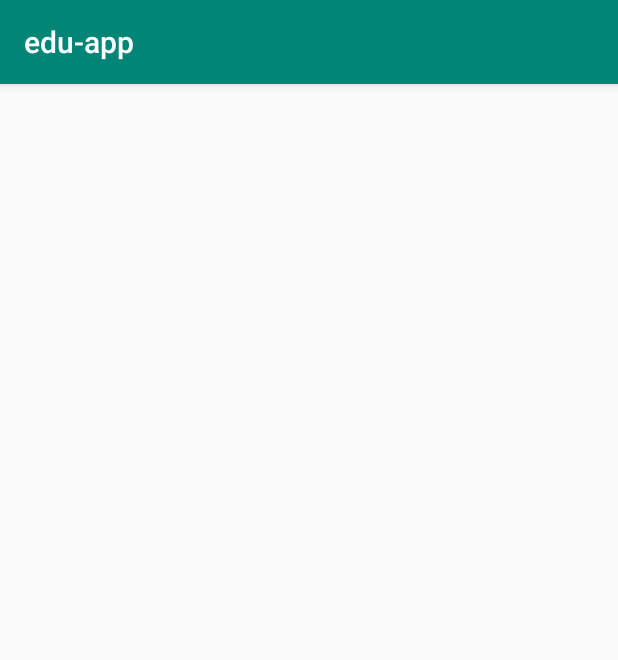
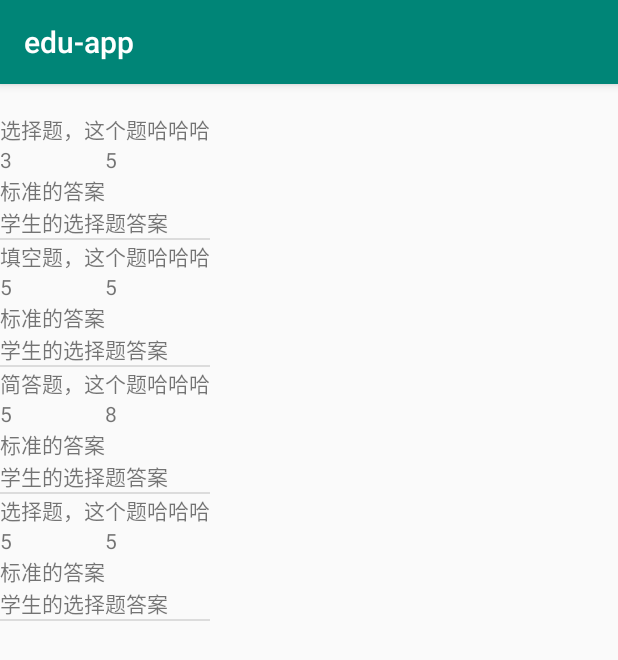
Before and after one commit to lyh-ADT/edu-app, an Android app: the activityLookExam screen opened directly, with no data from a screen before it, on a phone screen of 412 x 824 dp. Shown: the top 660 px of the screen. Run offline under Robolectric (Android 15) with nearby library versions, the phone set to English and light mode, and no system bars.

Commit message:
# 完成看习题，展示所有题目的视图

```diff
--- a/app/src/main/java/com/edu_app/controller/student/practice/BrowseExercisesController.java
+++ b/app/src/main/java/com/edu_app/controller/student/practice/BrowseExercisesController.java
@@ -10,6 +10,10 @@ import com.edu_app.model.Practice;
 import com.edu_app.view.student.pracitce.activityDoExam;
 import com.edu_app.view.student.pracitce.activityLookExam;
 
+/**
+ *
+ * 控制某个试题是跳转看试题，还是做试题
+ */
 public class BrowseExercisesController implements View.OnClickListener {
     private AppCompatActivity activity;
     private Practice practice;
@@ -26,11 +30,9 @@ public class BrowseExercisesController implements View.OnClickListener {
         bundle.putSerializable("data",practice);
         intent.putExtras(bundle);
         if (true) {
+            activity.startActivity(intent.setClass(activity, activityLookExam.class));
+        } else {
             activity.startActivity(intent.setClass(activity, activityDoExam.class));
-
-
-        } else {
-            activity.startActivity(intent.setClass(activity, activityLookExam.class));
         }
     }
     public void setData(Practice practice){
--- a/app/src/main/java/com/edu_app/controller/student/practice/DoChoiceViewHolder.java
+++ b/app/src/main/java/com/edu_app/controller/student/practice/DoChoiceViewHolder.java
@@ -10,8 +10,17 @@ import androidx.recyclerview.widget.RecyclerView;
 import com.edu_app.R;
 
 public class DoChoiceViewHolder extends RecyclerView.ViewHolder {
-    public TextView examtext;
-    public RadioGroup radiogroup;
+    private TextView examtext;
+    private RadioGroup radiogroup;
+
+    public TextView getExamtext() {
+        return examtext;
+    }
+
+    public RadioGroup getRadiogroup() {
+        return radiogroup;
+    }
+
     public DoChoiceViewHolder(@NonNull View itemView) {
         super(itemView);
         examtext=itemView.findViewById(R.id.practicePage_practice_doExam_choiceView);
--- a/app/src/main/java/com/edu_app/controller/student/practice/DoExamAdapter.java
+++ b/app/src/main/java/com/edu_app/controller/student/practice/DoExamAdapter.java
@@ -8,7 +8,6 @@ import android.view.View;
 import android.view.ViewGroup;
 import android.widget.RadioButton;
 import android.widget.RadioGroup;
-import android.widget.TextView;
 
 import androidx.annotation.NonNull;
 import androidx.recyclerview.widget.RecyclerView;
@@ -20,6 +19,10 @@ import java.util.HashMap;
 import java.util.List;
 import java.util.Map;
 
+/**
+ *
+ * 做题时，展示所有的题目适配器
+ */
 public class DoExamAdapter extends RecyclerView.Adapter<RecyclerView.ViewHolder> {
     private final Context context;
     private List<Question> questions;
@@ -36,7 +39,6 @@ public class DoExamAdapter extends RecyclerView.Adapter<RecyclerView.ViewHolder>
         this.questions = questions;
     }
     public class ViewHolder extends RecyclerView.ViewHolder{
-        private TextView examtext;
         public ViewHolder(@NonNull View itemView) {
             super(itemView);
         }
@@ -63,8 +65,8 @@ public class DoExamAdapter extends RecyclerView.Adapter<RecyclerView.ViewHolder>
     public void onBindViewHolder(@NonNull RecyclerView.ViewHolder holder, final int position) {
         Question question = questions.get(position);
         if(holder instanceof DoFillViewHolder){
-            ((DoFillViewHolder) holder).examtext.setText(question.getOrderNumber()+":"+question.getQuestion());
-            ((DoFillViewHolder) holder).answer.addTextChangedListener(new TextWatcher() {
+            ((DoFillViewHolder) holder).getExamtext().setText(question.getOrderNumber()+":"+question.getQuestion());
+            ((DoFillViewHolder) holder).getAnswerEdit().addTextChangedListener(new TextWatcher() {
                 @Override
                 public void beforeTextChanged(CharSequence s, int start, int count, int after) {
 
@@ -83,8 +85,8 @@ public class DoExamAdapter extends RecyclerView.Adapter<RecyclerView.ViewHolder>
                 }
             });
         }else if(holder instanceof DoChoiceViewHolder){
-            ((DoChoiceViewHolder) holder).examtext.setText(question.getOrderNumber()+":"+question.getQuestion());
-            ((DoChoiceViewHolder) holder).radiogroup.setOnCheckedChangeListener(new RadioGroup.OnCheckedChangeListener() {
+            ((DoChoiceViewHolder) holder).getExamtext().setText(question.getOrderNumber()+":"+question.getQuestion());
+            ((DoChoiceViewHolder) holder).getRadiogroup().setOnCheckedChangeListener(new RadioGroup.OnCheckedChangeListener() {
                 @Override
                 public void onCheckedChanged(RadioGroup group, int checkedId) {
                     String radio =  ((RadioButton)group.findViewById(checkedId)).getText().toString();
@@ -93,8 +95,8 @@ public class DoExamAdapter extends RecyclerView.Adapter<RecyclerView.ViewHolder>
                 }
             });
         }else if(holder instanceof DoShortAnswerViewHolder){
-            ((DoShortAnswerViewHolder) holder).examtext.setText(question.getOrderNumber()+":"+question.getQuestion());
-            ((DoShortAnswerViewHolder) holder).answer.addTextChangedListener(new TextWatcher() {
+            ((DoShortAnswerViewHolder) holder).getExamtext().setText(question.getOrderNumber()+":"+question.getQuestion());
+            ((DoShortAnswerViewHolder) holder).getAnswerEdit().addTextChangedListener(new TextWatcher() {
                 @Override
                 public void beforeTextChanged(CharSequence s, int start, int count, int after) {
 
--- a/app/src/main/java/com/edu_app/controller/student/practice/DoFillViewHolder.java
+++ b/app/src/main/java/com/edu_app/controller/student/practice/DoFillViewHolder.java
@@ -10,12 +10,19 @@ import androidx.recyclerview.widget.RecyclerView;
 import com.edu_app.R;
 
 public class DoFillViewHolder extends RecyclerView.ViewHolder {
-    public TextView examtext;
-    public EditText answer;
+    private TextView examtext;
+    private EditText answeredit;
     public DoFillViewHolder(@NonNull View itemView) {
         super(itemView);
         examtext=itemView.findViewById(R.id.practicePage_practice_doExam_fillView);
-        answer =itemView.findViewById(R.id.practicePage_practice_doExam_fillEditText);
+        answeredit =itemView.findViewById(R.id.practicePage_practice_doExam_fillEditText);
 
     }
+    public TextView getExamtext() {
+        return examtext;
+    }
+
+    public EditText getAnswerEdit() {
+        return answeredit;
+    }
 }
--- a/app/src/main/java/com/edu_app/controller/student/practice/DoShortAnswerViewHolder.java
+++ b/app/src/main/java/com/edu_app/controller/student/practice/DoShortAnswerViewHolder.java
@@ -10,11 +10,18 @@ import androidx.recyclerview.widget.RecyclerView;
 import com.edu_app.R;
 
 public class DoShortAnswerViewHolder extends RecyclerView.ViewHolder {
-    public TextView examtext;
-    public EditText answer;
+    private TextView examtext;
+    private EditText answeredit;
     public DoShortAnswerViewHolder(@NonNull View itemView) {
         super(itemView);
         examtext=itemView.findViewById(R.id.practicePage_practice_doExam_shortAnswerView);
-        answer =itemView.findViewById(R.id.practicePage_practice_doExam_shortAnswerEditText);
+        answeredit =itemView.findViewById(R.id.practicePage_practice_doExam_shortAnswerEditText);
+    }
+    public TextView getExamtext() {
+        return examtext;
+    }
+
+    public EditText getAnswerEdit() {
+        return answeredit;
     }
 }
--- a/app/src/main/java/com/edu_app/controller/student/practice/ExamAdapter.java
+++ b/app/src/main/java/com/edu_app/controller/student/practice/ExamAdapter.java
@@ -14,6 +14,10 @@ import com.edu_app.model.Practice;
 
 import java.util.ArrayList;
 
+/**
+ *
+ * 展示所有的练习题的适配器
+ */
 public class ExamAdapter extends RecyclerView.Adapter<ExamAdapter.ViewHolder> {
     private final Context context;
     private ArrayList<Practice> practicelist;
--- /dev/null
+++ b/app/src/main/java/com/edu_app/controller/student/practice/LookExamAdapter.java
@@ -0,0 +1,76 @@
+package com.edu_app.controller.student.practice;
+
+import android.content.Context;
+import android.util.Log;
+import android.view.View;
+import android.view.ViewGroup;
+import android.widget.TextView;
+
+import androidx.annotation.NonNull;
+import androidx.recyclerview.widget.RecyclerView;
+
+import com.edu_app.R;
+
+import java.util.Map;
+
+/**
+ *
+ * 查看习题的适配器
+ */
+public class LookExamAdapter extends RecyclerView.Adapter<LookExamAdapter.ViewHolder> {
+    private Context context;
+//    本次测试得分
+    private Integer examscore;
+    /**
+     * 返回的数据包括试卷总体信息，以及详细题目，学生的答案，正确答案，学生每题得分
+     * {practiceInfo:{练习id:"",本次总分:""...},everyQuestion:{题号:"1",问题:"question",学生答案:"stu_answer",学生分数:"",此题满分:""...}...}
+     */
+    private Map<String,Map<String, String>> questionAnswerScore;
+
+    public LookExamAdapter(Context context, Map<String,Map<String, String>> questionAnswerScore) {
+        this.context = context;
+        this.questionAnswerScore = questionAnswerScore;
+    }
+
+    public class ViewHolder extends RecyclerView.ViewHolder {
+        private TextView questiontext;
+        private TextView stu_answertext;
+        private TextView right_answertext;
+//        学生本题得分
+        private TextView stuscore;
+//        本题满分
+        private TextView fullscore;
+        public ViewHolder(@NonNull View itemView) {
+            super(itemView);
+            questiontext = itemView.findViewById(R.id.practicePage_practice_lookexam_question);
+            stu_answertext = itemView.findViewById(R.id.practicePage_practice_lookexam_stuanswer);
+            right_answertext = itemView.findViewById(R.id.practicePage_practice_lookexam_rightanswer);
+            stuscore = itemView.findViewById(R.id.practicePage_practice_lookexam_stuscore);
+            fullscore = itemView.findViewById(R.id.practicePage_practice_lookexam_fullscore);
+
+        }
+    }
+
+    @NonNull
+    @Override
+    public LookExamAdapter.ViewHolder onCreateViewHolder(@NonNull ViewGroup parent, int viewType) {
+        View itemView = View.inflate(context, R.layout.activity_stu_practice_lookexam_item, null);
+        return new ViewHolder(itemView);
+    }
+
+    @Override
+    public void onBindViewHolder(@NonNull LookExamAdapter.ViewHolder holder, int position) {
+        Log.e("error",questionAnswerScore.keySet().toString());
+        Map<String,String> questionDetail = questionAnswerScore.get(String.valueOf(position+1));
+        holder.questiontext.setText(questionDetail.get("question").toString());
+        holder.stuscore.setText(questionDetail.get("stuscore").toString());
+        holder.fullscore.setText(questionDetail.get("fullscore").toString());
+        holder.stu_answertext.setText(questionDetail.get("stu_answer").toString());
+        holder.right_answertext.setText(questionDetail.get("right_answer").toString());
+    }
+
+    @Override
+    public int getItemCount() {
+        return questionAnswerScore.size();
+    }
+}
--- /dev/null
+++ b/app/src/main/java/com/edu_app/controller/student/practice/LookExamController.java
@@ -0,0 +1,114 @@
+package com.edu_app.controller.student.practice;
+
+import android.content.Context;
+import android.content.DialogInterface;
+import android.widget.Button;
+
+import androidx.appcompat.app.AlertDialog;
+import androidx.appcompat.app.AppCompatActivity;
+import androidx.recyclerview.widget.DividerItemDecoration;
+import androidx.recyclerview.widget.LinearLayoutManager;
+import androidx.recyclerview.widget.RecyclerView;
+
+import com.edu_app.R;
+import com.edu_app.model.Practice;
+
+import java.util.HashMap;
+import java.util.Map;
+
+/**
+ *
+ * 控制查看练习题的页面
+ */
+public class LookExamController{
+    private final AppCompatActivity activity;
+    private Practice practice;
+    private RecyclerView recycler;
+    private Button bu_sumbmit;
+    private LookExamAdapter adapter;
+    /**
+     * 服务器返回的数据包括试卷总体信息，以及详细题目，学生的答案，正确答案，学生每题得分
+     * {practiceInfo:{练习id:"",本次总分:""...},everyQuestion:{题号:"1",问题:"question",学生答案:"stu_answer",学生分数:"",此题满分:""...}...}
+     */
+    private Map<String,Map<String, String>> everyQuestionDetail;
+    private Map<String,String> practiceInfo;
+    public LookExamController(AppCompatActivity activity) {
+        this.activity = activity;
+    }
+
+    public void setView() {
+        activity.setContentView(R.layout.activity_stu_practice_lookexam_recycler);
+        everyQuestionDetail = (HashMap)getAllData().get("everyQuestionDetail");
+        recycler = (RecyclerView) activity.findViewById(R.id.practicePage_practice_lookexam_recycler);
+        recycler.setLayoutManager(new LinearLayoutManager(activity,LinearLayoutManager.VERTICAL, false));
+        adapter = new LookExamAdapter(activity, everyQuestionDetail);
+        recycler.setAdapter(adapter);
+//        添加分割线
+        recycler.addItemDecoration(new DividerItemDecoration(activity,DividerItemDecoration.VERTICAL));
+    }
+
+
+    public Map getAllData() {
+// TODO:从服务器获取返回所需要的所有数据,根据uid和练习id
+        Map map = new HashMap();
+        Map map1 = new HashMap();
+        map1.put("练习id","20200209");
+        map1.put("总分","90");
+        map.put("practiceInfo",map1);
+
+        Map map2 = new HashMap();
+        Map map21 = new HashMap();
+        Map map22 = new HashMap();
+        Map map23 = new HashMap();
+        Map map24 = new HashMap();
+
+        map21.put("question","选择题，这个题哈哈哈");
+        map21.put("stuscore","3");
+        map21.put("fullscore","5");
+        map21.put("stu_answer","学生的选择题答案");
+        map21.put("right_answer","标准的答案");
+        map2.put("1",map21);
+
+        map22.put("question","填空题，这个题哈哈哈");
+        map22.put("stuscore","5");
+        map22.put("fullscore","5");
+        map22.put("stu_answer","学生的选择题答案");
+        map22.put("right_answer","标准的答案");
+        map2.put("2",map22);
+
+        map23.put("question","简答题，这个题哈哈哈");
+        map23.put("stuscore","5");
+        map23.put("fullscore","8");
+        map23.put("stu_answer","学生的选择题答案");
+        map23.put("right_answer","标准的答案");
+        map2.put("3",map23);
+
+        map24.put("question","选择题，这个题哈哈哈");
+        map24.put("stuscore","5");
+        map24.put("fullscore","5");
+        map24.put("stu_answer","学生的选择题答案");
+        map24.put("right_answer","标准的答案");
+        map2.put("4",map24);
+        map.put("everyQuestionDetail",map2);
+        return map;
+    }
+
+    public void setKeyDown() {
+        AlertDialog.Builder dialog = new AlertDialog.Builder((Context) activity);
+        dialog.setTitle("退出提示");
+        dialog.setMessage("确认退出查看练习吗？");
+        dialog.setPositiveButton("确认", new DialogInterface.OnClickListener() {
+            @Override
+            public void onClick(DialogInterface dialog, int which) {
+                activity.finish();
+            }
+        });
+        dialog.setNegativeButton("取消", new DialogInterface.OnClickListener() {
+            @Override
+            public void onClick(DialogInterface dialog, int which) {
+                dialog.dismiss();
+            }
+        });
+        dialog.show();
+    }
+}
--- a/app/src/main/java/com/edu_app/controller/student/practice/OnItemClickListener.java
+++ b/app/src/main/java/com/edu_app/controller/student/practice/OnItemClickListener.java
@@ -2,6 +2,10 @@ package com.edu_app.controller.student.practice;
 
 import android.view.View;
 
+/**
+ *
+ * 点击所有练习题的监听接口
+ */
 public interface OnItemClickListener {
     void OnItemClick(View v,int position);
 }
--- a/app/src/main/java/com/edu_app/controller/student/practice/PracticeMainController.java
+++ b/app/src/main/java/com/edu_app/controller/student/practice/PracticeMainController.java
@@ -15,6 +15,11 @@ import com.edu_app.view.student.pracitce.activitySubjectMath;
 
 import java.util.ArrayList;
 
+/**
+ *
+ * 控制跳转到哪个科目练习
+ *
+ */
 public class PracticeMainController implements View.OnClickListener {
     private FragmentActivity activity;
     private ArrayList<Practice> practicelist;
--- a/app/src/main/java/com/edu_app/view/student/pracitce/activityDoExam.java
+++ b/app/src/main/java/com/edu_app/view/student/pracitce/activityDoExam.java
@@ -20,7 +20,7 @@ public class activityDoExam extends AppCompatActivity {
     }
 
     private void initView() {
-        setContentView(R.layout.activity_stu_practice_doexam);
+        setContentView(R.layout.activity_stu_practice_doexam_recycler);
         controller = new DoExamController(this);
         controller.setView();
         controller.setSubmitListener();
--- a/app/src/main/java/com/edu_app/view/student/pracitce/activityLookExam.java
+++ b/app/src/main/java/com/edu_app/view/student/pracitce/activityLookExam.java
@@ -3,35 +3,28 @@ package com.edu_app.view.student.pracitce;
 
 import android.os.Bundle;
 import android.view.KeyEvent;
-import android.widget.TextView;
 
 import androidx.annotation.Nullable;
 import androidx.appcompat.app.AppCompatActivity;
 
-import com.edu_app.R;
-import com.edu_app.model.Practice;
+import com.edu_app.controller.student.practice.LookExamController;
 
 public class activityLookExam extends AppCompatActivity {
+    private LookExamController controller;
+
     @Override
     protected void onCreate(@Nullable Bundle savedInstanceState) {
         super.onCreate(savedInstanceState);
-        initView();
+
+        controller = new LookExamController(this);
+        controller.setView();
+
+
     }
-    private void initView() {
-//        初始化视图
-        setContentView(R.layout.activity_stu_practice_lookexam);
-        TextView text = findViewById(R.id.practicePage_practice_lookexam_title);
-        Practice practice = (Practice) getIntent().getSerializableExtra("data");
-        text.setText(practice.getTitle());
-    }
+
     @Override
     public boolean onKeyDown(int keyCode, KeyEvent event) {
-        if(keyCode==KeyEvent.KEYCODE_BACK){
-//            Intent intent = new Intent();
-//            intent.setClass(activityLookExam.this,activitySubjectMath.class);
-//            startActivity(intent);
-            activityLookExam.this.finish();
-        }
+        controller.setKeyDown();
         return true;
     }
 }
--- /dev/null
+++ b/app/src/main/res/layout/activity_stu_practice_lookexam_item.xml
@@ -0,0 +1,38 @@
+<?xml version="1.0" encoding="utf-8"?>
+<LinearLayout xmlns:android="http://schemas.android.com/apk/res/android"
+    android:orientation="vertical" android:layout_width="match_parent"
+    android:layout_height="match_parent">
+<TextView
+    android:layout_width="match_parent"
+    android:layout_height="wrap_content"
+    android:id="@+id/practicePage_practice_lookexam_question">
+</TextView>
+    <LinearLayout
+        android:layout_width="match_parent"
+        android:layout_height="wrap_content"
+        android:orientation="horizontal">
+        <TextView
+            android:layout_width="match_parent"
+            android:layout_height="wrap_content"
+            android:layout_weight="1"
+            android:id="@+id/practicePage_practice_lookexam_stuscore">
+        </TextView>
+        <TextView
+            android:layout_width="match_parent"
+            android:layout_height="wrap_content"
+            android:layout_weight="1"
+            android:id="@+id/practicePage_practice_lookexam_fullscore">
+        </TextView>
+    </LinearLayout>
+
+    <TextView
+        android:layout_width="match_parent"
+        android:layout_height="wrap_content"
+        android:id="@+id/practicePage_practice_lookexam_rightanswer">
+    </TextView>
+    <TextView
+        android:layout_width="match_parent"
+        android:layout_height="wrap_content"
+        android:id="@+id/practicePage_practice_lookexam_stuanswer">
+    </TextView>
+</LinearLayout>
```
Also changed, not shown: app/src/main/res/layout/activity_stu_practice_doexam_recycler.xml (renamed from app/src/main/res/layout/activity_stu_practice_doexam.xml), app/src/main/res/layout/activity_stu_practice_lookexam_recycler.xml (renamed from app/src/main/res/layout/activity_stu_practice_lookexam.xml).
